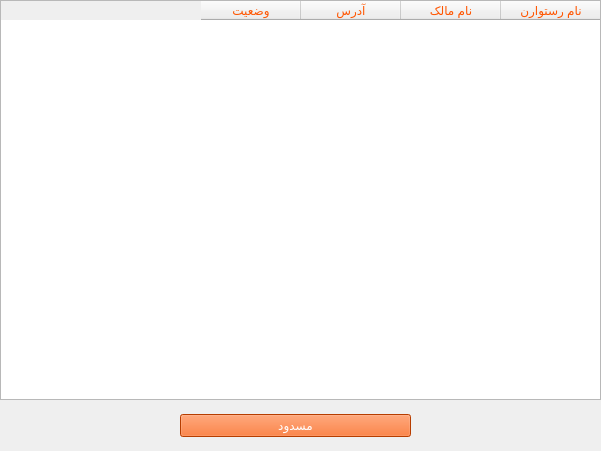
Qt form FOOD/restauranttablewidget.ui (pooratho/FOOD) before a commit.
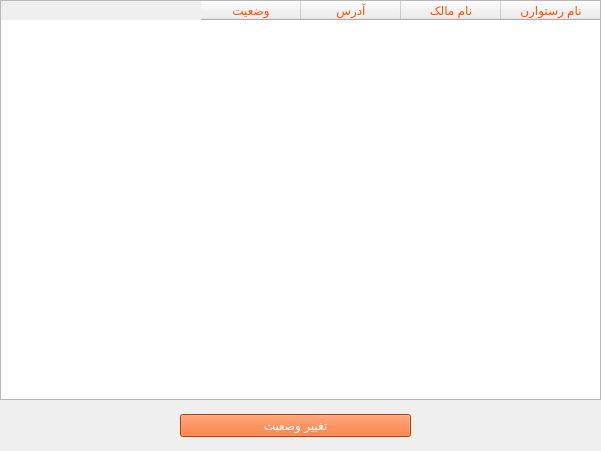
The same form after that commit.

```diff
--- a/FOOD/restauranttablewidget.ui
+++ b/FOOD/restauranttablewidget.ui
@@ -110,7 +110,7 @@
 font: 10pt &quot;B Farnaz&quot;;</string>
       </property>
       <property name="text">
-       <string>مسدود</string>
+       <string>تغییر وضعیت</string>
       </property>
      </widget>
     </item>
```
